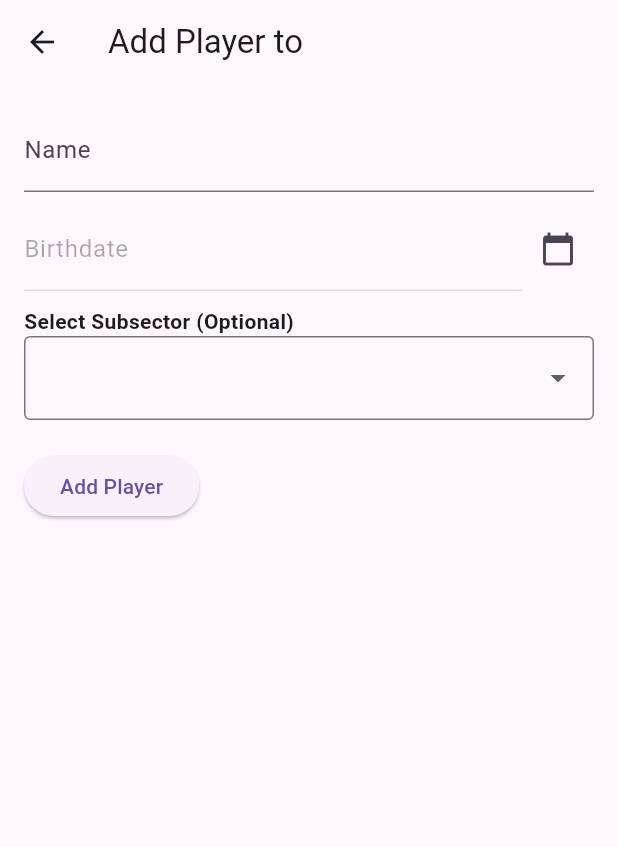
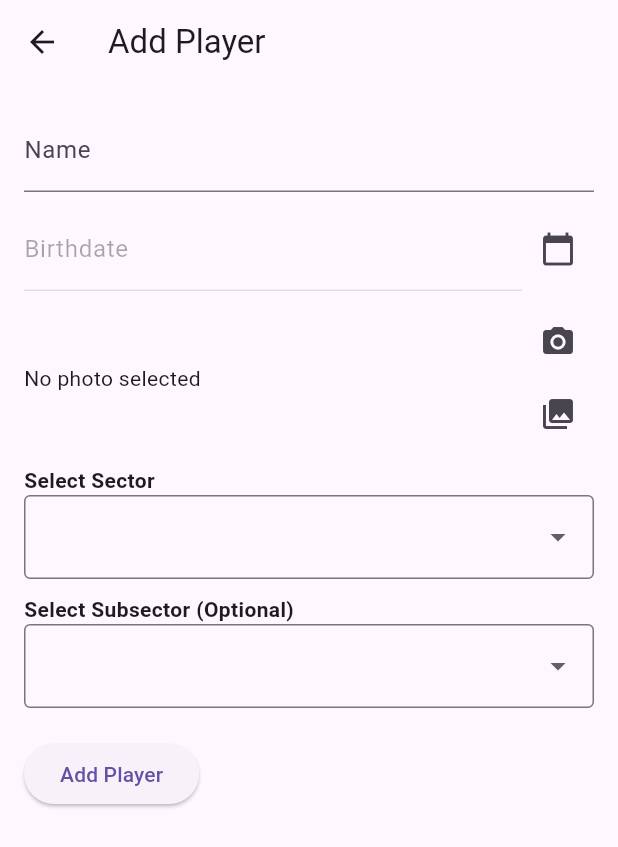
Before and after one commit to Abdulrahman-Awad21/football_system, a Flutter app: the SectorDetailsScreen screen opened directly with empty values, after a tap on "Add Player", on a phone screen of 412 x 824 dp. Shown: the top 847 px of the screen. Run offline on Flutter 3.47's test engine with Material 3 defaults, Android fonts, the phone set to English and light mode, and no system bars; our stand-ins replace cloud_firestore, firebase_core, firebase_storage, image_picker; missing offline and left inert: mobile_scanner; accounts and stored records are empty; generated files the repository leaves out were written again.

```diff
--- a/lib/view_models/player_view_model.dart
+++ b/lib/view_models/player_view_model.dart
@@ -14,8 +14,8 @@ class PlayerViewModel with ChangeNotifier {
     notifyListeners();
   }
 
-  Future<String> addPlayer(Player player) async {
-    String playerId = await _repository.addPlayer(player);
+  Future<String> addPlayer(Player player,File? image) async {
+    String playerId = await _repository.addPlayer(player,image);
     notifyListeners();
     return playerId;
   }
--- a/lib/views/add_player_screen.dart
+++ b/lib/views/add_player_screen.dart
@@ -1,3 +1,4 @@
+import 'dart:io'; // Import dart:io for File
 import 'package:flutter/cupertino.dart';
 import 'package:flutter/material.dart';
 import '../view_models/player_view_model.dart';
@@ -5,21 +6,32 @@ import '../models/player_model.dart';
 import 'package:provider/provider.dart';
 import 'package:cloud_firestore/cloud_firestore.dart';
 import 'package:intl/intl.dart';
+import 'package:image_picker/image_picker.dart'; // Import image_picker
 
 class AddPlayerScreen extends StatelessWidget {
+  final String? initialSector;
+
+  AddPlayerScreen({this.initialSector});
+
   @override
   Widget build(BuildContext context) {
     return Scaffold(
       appBar: AppBar(title: Text('Add Player')),
       body: Padding(
         padding: const EdgeInsets.all(16.0),
-        child: AddPlayerForm(),
+        child: AddPlayerForm(
+          initialSector: initialSector,
+        ),
       ),
     );
   }
 }
 
 class AddPlayerForm extends StatefulWidget {
+  final String? initialSector;
+
+  AddPlayerForm({this.initialSector});
+
   @override
   _AddPlayerFormState createState() => _AddPlayerFormState();
 }
@@ -27,10 +39,11 @@ class AddPlayerForm extends StatefulWidget {
 class _AddPlayerFormState extends State<AddPlayerForm> {
   final _formKey = GlobalKey<FormState>();
   final _nameController = TextEditingController();
-  final _birthdateController = TextEditingController(); // Text controller for the date field
-  DateTime? _birthdate; // Make birthdate nullable
+  final _birthdateController = TextEditingController();
+  DateTime? _birthdate;
   String? _selectedSector;
   String? _selectedSubsector;
+  File? _image; // Store the selected image as a File
 
   final Map<String, String> _sectors = {
     "Taqadum Nasheen": "Taqadum Nasheen",
@@ -41,9 +54,30 @@ class _AddPlayerFormState extends State<AddPlayerForm> {
 
   final List<String> _subsectors = ["A", "B"];
 
+  Future<void> _pickImage(ImageSource source) async {
+    final ImagePicker picker = ImagePicker();
+    final XFile? pickedFile = await picker.pickImage(source: source);
+
+    setState(() {
+      if (pickedFile != null) {
+        _image = File(pickedFile.path);
+      } else {
+        print('No image selected.');
+      }
+    });
+  }
+
+  @override
+  void initState() {
+    super.initState();
+    if (widget.initialSector != null) {
+      _selectedSector = widget.initialSector;
+    }
+  }
+
   @override
   void dispose() {
-    _birthdateController.dispose(); // Dispose controller when widget is disposed
+    _birthdateController.dispose();
     super.dispose();
   }
 
@@ -75,9 +109,9 @@ class _AddPlayerFormState extends State<AddPlayerForm> {
                   controller: _birthdateController,
                   decoration: InputDecoration(
                     labelText: 'Birthdate',
-                    hintText: 'Select Birthdate', // Placeholder text
+                    hintText: 'Select Birthdate',
                   ),
-                  enabled: false, // Disable manual input
+                  enabled: false,
                 ),
               ),
               IconButton(
@@ -85,7 +119,7 @@ class _AddPlayerFormState extends State<AddPlayerForm> {
                 onPressed: () async {
                   final DateTime? pickedDate = await showDatePicker(
                     context: context,
-                    initialDate: _birthdate ?? DateTime.now(), // Default initial date
+                    initialDate: _birthdate ?? DateTime.now(),
                     firstDate: DateTime(1900),
                     lastDate: DateTime.now(),
                   );
@@ -93,10 +127,42 @@ class _AddPlayerFormState extends State<AddPlayerForm> {
                   if (pickedDate != null) {
                     setState(() {
                       _birthdate = pickedDate;
-                      _birthdateController.text = DateFormat('yyyy-MM-dd').format(_birthdate!); // Update text field
+                      _birthdateController.text =
+                          DateFormat('yyyy-MM-dd').format(_birthdate!);
                     });
                   }
                 },
+              ),
+            ],
+          ),
+          SizedBox(height: 10),
+
+          // Photo
+          Row(
+            children: [
+              Expanded(
+                child: _image == null
+                    ? Text('No photo selected')
+                    : Image.file(
+                        _image!,
+                        height: 100,
+                      ),
+              ),
+              Column(
+                children: [
+                  IconButton(
+                    icon: Icon(Icons.camera_alt),
+                    onPressed: () {
+                      _pickImage(ImageSource.camera);
+                    },
+                  ),
+                  IconButton(
+                    icon: Icon(Icons.photo_library),
+                    onPressed: () {
+                      _pickImage(ImageSource.gallery);
+                    },
+                  ),
+                ],
               ),
             ],
           ),
@@ -156,7 +222,7 @@ class _AddPlayerFormState extends State<AddPlayerForm> {
                   nextRenewalDate: DateTime.now(),
                   qrCode: 'qr_code_placeholder',
                 );
-                String playerId = await context.read<PlayerViewModel>().addPlayer(player);
+                String playerId = await context.read<PlayerViewModel>().addPlayer(player,_image);
                 print("Added player with ID: $playerId");
                 Navigator.pop(context);
               } else {
--- a/lib/views/sector_details_screen.dart
+++ b/lib/views/sector_details_screen.dart
@@ -3,293 +3,167 @@ import 'package:provider/provider.dart';
 import '../view_models/player_view_model.dart';
 import '../models/player_model.dart';
 import 'add_player_screen.dart';
-import 'package:intl/intl.dart'; // Import intl package to handle cash values with symbols
+import 'package:mobile_scanner/mobile_scanner.dart';
+import 'player_profile_screen.dart';
 
-class SectorDetailsScreen extends StatelessWidget {
+class SectorDetailsScreen extends StatefulWidget {
   final String sectorName;
 
   SectorDetailsScreen({required this.sectorName});
 
   @override
+  _SectorDetailsScreenState createState() => _SectorDetailsScreenState();
+}
+
+class _SectorDetailsScreenState extends State<SectorDetailsScreen> {
+  String? _searchQuery;
+  MobileScannerController cameraController = MobileScannerController();
+
+  @override
+  void initState() {
+    super.initState();
+    Provider.of<PlayerViewModel>(context, listen: false).fetchPlayersBySector(widget.sectorName);
+  }
+
+  @override
   Widget build(BuildContext context) {
     return Scaffold(
-      appBar: AppBar(title: Text('$sectorName Players')),
+      appBar: AppBar(title: Text('${widget.sectorName} Players')),
       body: Column(
         children: [
           Padding(
             padding: const EdgeInsets.all(8.0),
             child: Row(
+              children: [
+                // Search Bar
+                Expanded(
+                  child: TextField(
+                    decoration: InputDecoration(
+                      labelText: 'Search by name or ID',
+                      border: OutlineInputBorder(),
+                    ),
+                    onChanged: (value) {
+                      setState(() {
+                        _searchQuery = value;
+                      });
+                    },
+                  ),
+                ),
+                IconButton(
+                  icon: Icon(Icons.search),
+                  onPressed: () {
+                    // Perform search (implementation details depend on your data structure)
+                  },
+                ),
+              ],
+            ),
+          ),
+          Padding(
+            padding: const EdgeInsets.all(8.0),
+            child: Row(
               mainAxisAlignment: MainAxisAlignment.spaceAround,
               children: [
-                ElevatedButton(
+                ElevatedButton.icon(
                   onPressed: () {
+                    _scanQrCode(context);
+                  },
+                  icon: Icon(Icons.qr_code_scanner),
+                  label: Text('Scan Player ID'),
+                ),
+                ElevatedButton.icon(
+                  onPressed: () {
+                    // Navigate to AddPlayerScreen, pre-filling the sector
                     Navigator.push(
                       context,
                       MaterialPageRoute(
-                        builder: (context) => AddPlayerScreenForSector(sector: sectorName), // Navigate to AddPlayerScreenForSector
+                        builder: (context) => AddPlayerScreen(initialSector: widget.sectorName),
                       ),
                     );
                   },
-                  child: Text('Add Player'),
-                ),
-                ElevatedButton(
-                  onPressed: () {
-                    // TODO: Implement Scan Player Card functionality
-                    print('Scan Player Card pressed');
-                  },
-                  child: Text('Scan Player Card'),
-                ),
-                ElevatedButton(
-                  onPressed: () {
-                    // TODO: Implement Search Player functionality
-                    print('Search Player pressed');
-                  },
-                  child: Text('Search Player'),
+                  icon: Icon(Icons.add),
+                  label: Text('Add Player'),
                 ),
               ],
             ),
           ),
           Expanded(
-            child: PlayerList(sectorName: sectorName),
-          ),
-          InvoiceSummary(sectorName: sectorName),
-        ],
-      ),
-    );
+            child: Consumer<PlayerViewModel>(
+              builder: (context, playerViewModel, child) {
+                List<Player> players = playerViewModel.players
+                    .where((player) => player.sector == widget.sectorName)
+                    .toList();
+
+                if (_searchQuery != null && _searchQuery!.isNotEmpty) {
+                  players = players.where((player) =>
+                      (player.name?.toLowerCase().contains(_searchQuery!.toLowerCase()) == true) ||
+                      (player.id?.toLowerCase().contains(_searchQuery!.toLowerCase()) == true)
+                  ).toList();
                 }
-}
-
-class PlayerList extends StatelessWidget {
-  final String sectorName;
-
-  const PlayerList({Key? key, required this.sectorName}) : super(key: key);
-
-  @override
-  Widget build(BuildContext context) {
-    return Consumer<PlayerViewModel>(
-      builder: (context, playerViewModel, child) {
-        final players = playerViewModel.players
-            .where((player) => (player.sector ?? '') == sectorName)
-            .toList();
 
                 return ListView.builder(
                   itemCount: players.length,
                   itemBuilder: (context, index) {
                     final player = players[index];
                     return ListTile(
-              title: Text(player.name ?? "No Name Provided"),
-              subtitle: Text(player.sector ?? "No Sector Provided"),
+                      title: Text(player.name ?? "Name not provided"),
+                      subtitle: Text(player.id ?? "ID not provided"), // Display player ID
                       trailing: Icon(Icons.arrow_forward),
                       onTap: () {
-                // TODO: Implement Navigate to player profile screen
+                        Navigator.push(
+                          context,
+                          MaterialPageRoute(
+                            builder: (context) => PlayerProfileScreen(playerId: player.id!),
+                          ),
+                        );
                       },
                     );
                   },
                 );
               },
-    );
-  }
-}
-
-class InvoiceSummary extends StatelessWidget {
-  final String sectorName;
-
-  const InvoiceSummary({Key? key, required this.sectorName}) : super(key: key);
-
-  @override
-  Widget build(BuildContext context) {
-    return Consumer<PlayerViewModel>(
-      builder: (context, playerViewModel, child) {
-        final players = playerViewModel.players
-            .where((player) => (player.sector ?? '') == sectorName)
-            .toList();
-
-        // Calculate the total invoice for all players in the sector
-        double totalInvoice = 0;
-        for (var player in players) {
-          //In order to calculate the invoice, we need to get the sector payment details and calculate the overdue date
-          totalInvoice += 1500 ; // this value needs to be changed for the value on the database
-        }
-
-        return Container(
-          padding: EdgeInsets.all(16.0),
-          decoration: BoxDecoration(
-            color: Colors.grey[200],
-            borderRadius: BorderRadius.circular(10.0),
             ),
-          child: Column(
-            crossAxisAlignment: CrossAxisAlignment.start,
-            children: [
-              Text(
-                'Invoice Summary',
-                style: TextStyle(fontSize: 18, fontWeight: FontWeight.bold),
-              ),
-              SizedBox(height: 8),
-              Text('Number of Players: ${players.length}'),
-              Text('Total Invoice: ${NumberFormat.currency(locale: 'en_US', symbol: '\$').format(totalInvoice)}'),
-            ],
-          ),
-        );
-      },
-    );
-  }
-}
-
-// New AddPlayerScreen for Sector Details Screen.
-// Inheriting from the first add_player_screen
-class AddPlayerScreenForSector extends StatelessWidget {
-  final String sector;
-
-  const AddPlayerScreenForSector({Key? key, required this.sector}) : super(key: key);
-
-  @override
-  Widget build(BuildContext context) {
-    return Scaffold(
-      appBar: AppBar(title: Text('Add Player to $sector')),
-      body: Padding(
-        padding: const EdgeInsets.all(16.0),
-        child: AddPlayerFormSector(sector: sector),
-      ),
-    );
-  }
-}
-
-//A new implementation of AddPlayerForm, specialized for the sector
-class AddPlayerFormSector extends StatefulWidget {
-  final String sector;
-
-  const AddPlayerFormSector({Key? key, required this.sector}) : super(key: key);
-  @override
-  _AddPlayerFormStateSector createState() => _AddPlayerFormStateSector();
-}
-
-class _AddPlayerFormStateSector extends State<AddPlayerFormSector> {
-  final _formKey = GlobalKey<FormState>();
-  final _nameController = TextEditingController();
-  final _birthdateController = TextEditingController();
-  DateTime? _birthdate;
-  String? _selectedSubsector;
-
-
-  final List<String> _subsectors = ["A", "B"];
-
-  @override
-  void dispose() {
-    _birthdateController.dispose();
-    super.dispose();
-  }
-
-  @override
-  Widget build(BuildContext context) {
-    return Form(
-      key: _formKey,
-      child: Column(
-        crossAxisAlignment: CrossAxisAlignment.start,
-        children: [
-          // Name
-          TextFormField(
-            controller: _nameController,
-            decoration: InputDecoration(labelText: 'Name'),
-            validator: (value) {
-              if (value == null || value.isEmpty) {
-                return 'Please enter a name';
-              }
-              return null;
-            },
-          ),
-          SizedBox(height: 10),
-
-          // Birthdate
-          Row(
-            children: [
-              Expanded(
-                child: TextFormField(
-                  controller: _birthdateController,
-                  decoration: InputDecoration(
-                    labelText: 'Birthdate',
-                    hintText: 'Select Birthdate',
-                  ),
-                  enabled: false,
-                ),
-              ),
-              IconButton(
-                icon: Icon(Icons.calendar_today),
-                onPressed: () async {
-                  final DateTime? pickedDate = await showDatePicker(
-                    context: context,
-                    initialDate: _birthdate ?? DateTime.now(),
-                    firstDate: DateTime(1900),
-                    lastDate: DateTime.now(),
-                  );
-
-                  if (pickedDate != null) {
-                    setState(() {
-                      _birthdate = pickedDate;
-                      _birthdateController.text =
-                          DateFormat('yyyy-MM-dd').format(_birthdate!);
-                    });
-                  }
-                },
-              ),
-            ],
-          ),
-          SizedBox(height: 10),
-
-
-          // Subsector (Optional)
-          Text("Select Subsector (Optional)", style: TextStyle(fontWeight: FontWeight.bold)),
-          DropdownButtonFormField<String>(
-            decoration: InputDecoration(border: OutlineInputBorder()),
-            value: _selectedSubsector,
-            items: _subsectors.map((String subsector) {
-              return DropdownMenuItem<String>(
-                value: subsector,
-                child: Text("Sector $subsector"),
-              );
-            }).toList(),
-            onChanged: (String? newValue) {
-              setState(() {
-                _selectedSubsector = newValue;
-              });
-            },
-          ),
-          SizedBox(height: 20),
-
-          // Add Player Button
-          ElevatedButton(
-            onPressed: () async {
-              if (_formKey.currentState!.validate()) {
-                //Check if _birthdate is null
-                if (_birthdate == null) {
-                  ScaffoldMessenger.of(context).showSnackBar(
-                    SnackBar(content: Text('Please select a birthdate.')),
-                  );
-                  return;
-                }
-                final player = Player(
-                  id: null,
-                  name: _nameController.text,
-                  sector: widget.sector,
-                  subsector: _selectedSubsector,
-                  birthdate: _birthdate!, // assert that _birthdate is not null
-                  paymentStatus: false,
-                  lastPaymentDate: DateTime.now(),
-                  nextRenewalDate: DateTime.now(),
-                  qrCode: 'qr_code_placeholder',
-                );
-                String playerId = await context.read<PlayerViewModel>().addPlayer(player);
-                print("Added player with ID: $playerId");
-                Navigator.pop(context);
-              } else {
-                ScaffoldMessenger.of(context).showSnackBar(
-                  SnackBar(content: Text('There was a problem adding the player.')),
-                );
-              }
-            },
-            child: Text('Add Player'),
           ),
         ],
       ),
     );
   }
+
+  Future<void> _scanQrCode(BuildContext context) async {
+    showDialog(
+      context: context,
+      builder: (BuildContext context) {
+        return AlertDialog(
+          title: Text("Scan QR Code"),
+          content: Container(
+            width: MediaQuery.of(context).size.width * 0.8,
+            height: MediaQuery.of(context).size.width * 0.8,
+            child: MobileScanner(
+                controller: cameraController,
+                onDetect: (capture) {
+                  final List<Barcode> barcodes = capture.barcodes;
+                  for (final barcode in barcodes) {
+                    debugPrint('Barcode found! ${barcode.rawValue}');
+                    Navigator.pop(context, barcode.rawValue); // Return the scanned value
+                    break; // exit to avoid multi adds
                   }
+                }
+            ),
+          ),
+          actions: <Widget>[
+            TextButton(
+              child: Text("Cancel"),
+              onPressed: () {
+                Navigator.of(context).pop();
+              },
+            ),
+          ],
+        );
+      },
+    ).then((scannedValue) {
+      if (scannedValue != null) {
+        // Handle the scanned QR code value (e.g., search for the player)
+        print('Scanned QR Code: $scannedValue');
+        // Display the selected player profile
+      }
+    });
+  }
+}
--- a/lib/widgets/sector_card.dart
+++ b/lib/widgets/sector_card.dart
@@ -1,6 +1,4 @@
 import 'package:flutter/material.dart';
-import 'package:football_system/view_models/player_view_model.dart';
-import 'package:provider/provider.dart';
 import '../views/sector_details_screen.dart';
 
 class SectorCard extends StatelessWidget {
@@ -15,7 +13,6 @@ class SectorCard extends StatelessWidget {
         title: Text(sectorName),
         trailing: Icon(Icons.arrow_forward),
         onTap: () {
-          context.read<PlayerViewModel>().fetchPlayersBySector(sectorName);
           Navigator.push(
             context,
             MaterialPageRoute(
--- a/pubspec.yaml
+++ b/pubspec.yaml
@@ -35,6 +35,8 @@ dependencies:
   cloud_firestore: ^4.8.0
   firebase_storage: ^11.6.0 # Add this line
   provider: ^6.0.0  # Use the latest version
+  mobile_scanner: ^6.0.6 #New Version
+  image_picker: ^1.0.8 #or any other version
 
 
   # The following adds the Cupertino Icons font to your application.
```
Also changed, not shown: lib/main.dart (+4 -4 lines), lib/repositories/player_repository.dart (+24 -4 lines), lib/views/player_profile_screen.dart (+17 -0 lines), pubspec.lock, 9 other files. Lines whose indentation alone changed are shown as unchanged.
